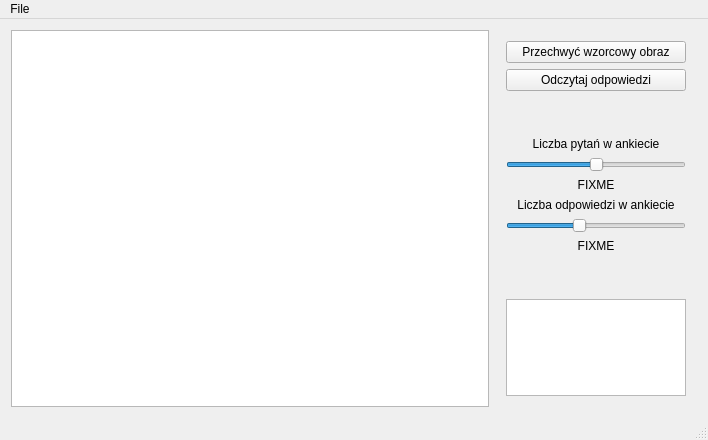
Qt form src/mainwindow.ui (mikusp/taxman) before a commit.
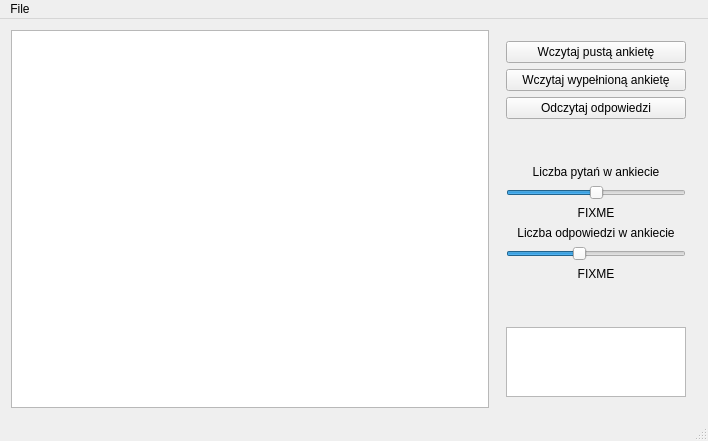
The same form after that commit. Custom widgets are drawn as their Qt base class.

Patch:
```diff
--- a/src/mainwindow.ui
+++ b/src/mainwindow.ui
@@ -50,7 +50,14 @@
          <item>
           <widget class="QPushButton" name="captureReferenceFrameButton">
            <property name="text">
-            <string>Przechwyć wzorcowy obraz</string>
+            <string>Wczytaj pustą ankietę</string>
+           </property>
+          </widget>
+         </item>
+         <item>
+          <widget class="QPushButton" name="openAnsweredSurveyButton">
+           <property name="text">
+            <string>Wczytaj wypełnioną ankietę</string>
            </property>
           </widget>
          </item>
```
